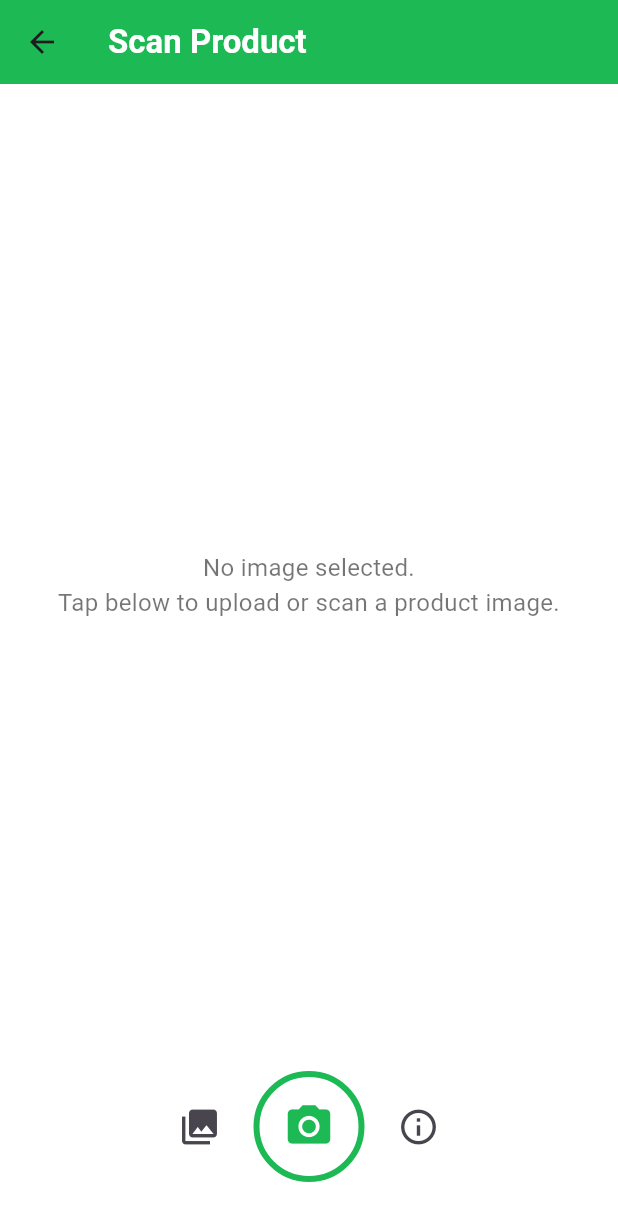
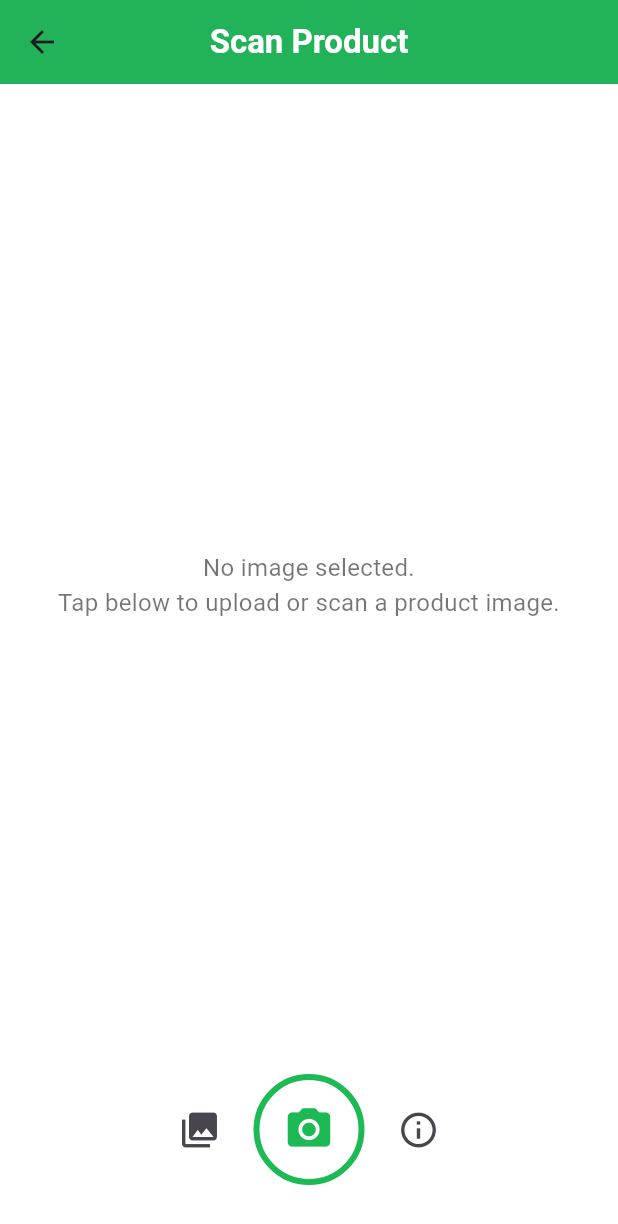
Before and after one commit to Yunowho07/ecopilot_test, a Flutter app: the ScanScreen screen opened directly, on a phone screen of 412 x 824 dp. Shown: the top 1224 px of the screen. Run offline on Flutter 3.47's test engine with Material 3 defaults, Android fonts, the phone set to English and light mode, and no system bars; our stand-ins replace cached_network_image, cloud_firestore, firebase_auth, firebase_core, firebase_storage, flutter_dotenv and 8 more; missing offline and left inert: flutter_facebook_auth; accounts and stored records are empty.

Commit message:
first commit

```diff
--- a/lib/screens/alternative_screen.dart
+++ b/lib/screens/alternative_screen.dart
@@ -1,4 +1,6 @@
 import 'package:flutter/material.dart';
+
+const Color _kPrimaryGreenAlt = Color(0xFF1DB954);
 
 class AlternativeScreen extends StatelessWidget {
   const AlternativeScreen({Key? key}) : super(key: key);
@@ -7,8 +9,10 @@ class AlternativeScreen extends StatelessWidget {
   Widget build(BuildContext context) {
     return Scaffold(
       appBar: AppBar(
+        centerTitle: true,
         title: const Text('Better Alternatives'),
-        backgroundColor: const Color(0xFF1DB954),
+        backgroundColor: _kPrimaryGreenAlt,
+        elevation: 2,
       ),
       body: Padding(
         padding: const EdgeInsets.all(16.0),
@@ -25,14 +29,29 @@ class AlternativeScreen extends StatelessWidget {
                 children: List.generate(
                   6,
                   (i) => Card(
+                    elevation: 2,
+                    shape: RoundedRectangleBorder(
+                      borderRadius: BorderRadius.circular(12),
+                    ),
+                    margin: const EdgeInsets.symmetric(vertical: 8),
                     child: ListTile(
-                      leading: const Icon(Icons.eco, color: Colors.green),
+                      leading: CircleAvatar(
+                        backgroundColor: _kPrimaryGreenAlt.withOpacity(0.12),
+                        child: const Icon(Icons.eco, color: _kPrimaryGreenAlt),
+                      ),
                       title: Text('Alternative Product ${i + 1}'),
                       subtitle: const Text(
                         'Eco-friendly, recyclable packaging',
                       ),
                       trailing: ElevatedButton(
                         onPressed: () {},
+                        style: ElevatedButton.styleFrom(
+                          backgroundColor: _kPrimaryGreenAlt,
+                          padding: const EdgeInsets.symmetric(
+                            horizontal: 18,
+                            vertical: 10,
+                          ),
+                        ),
                         child: const Text('View'),
                       ),
                     ),
--- a/lib/screens/scan_screen.dart
+++ b/lib/screens/scan_screen.dart
@@ -3,12 +3,18 @@ import 'package:flutter/material.dart';
 import 'package:image_picker/image_picker.dart';
 import 'package:flutter_dotenv/flutter_dotenv.dart';
 import 'package:google_generative_ai/google_generative_ai.dart';
-import 'package:firebase_core/firebase_core.dart';
 import 'package:cloud_firestore/cloud_firestore.dart';
 import 'package:firebase_auth/firebase_auth.dart';
 import 'package:firebase_storage/firebase_storage.dart';
 import 'package:intl/intl.dart';
 import 'alternative_screen.dart';
+
+// Style constants for easy tuning
+const Color _kPrimaryGreen = Color(0xFF1DB954);
+const Color _kAccentYellow = Color(0xFFFFC300);
+const double _kCardRadius = 16.0;
+const double _kResultBorderWidth = 3.0;
+const double _kContentPadding = 14.0;
 
 class ScanScreen extends StatefulWidget {
   const ScanScreen({Key? key}) : super(key: key);
@@ -193,11 +199,21 @@ You are an eco-expert AI. Analyze the uploaded product image and describe clearl
         children: [
           Container(
             width: double.infinity,
-            padding: const EdgeInsets.all(16),
+            padding: const EdgeInsets.all(_kContentPadding),
             decoration: BoxDecoration(
               color: Colors.black,
-              borderRadius: BorderRadius.circular(18),
-              border: Border.all(color: const Color(0xFF1DB954), width: 4),
+              borderRadius: BorderRadius.circular(_kCardRadius + 2),
+              border: Border.all(
+                color: _kPrimaryGreen,
+                width: _kResultBorderWidth,
+              ),
+              boxShadow: [
+                BoxShadow(
+                  color: Colors.black.withOpacity(0.2),
+                  blurRadius: 8,
+                  offset: const Offset(0, 2),
+                ),
+              ],
             ),
             child: Column(
               crossAxisAlignment: CrossAxisAlignment.start,
@@ -211,20 +227,24 @@ You are an eco-expert AI. Analyze the uploaded product image and describe clearl
                         style: const TextStyle(
                           color: Colors.white,
                           fontSize: 20,
-                          fontWeight: FontWeight.bold,
+                          fontWeight: FontWeight.w700,
                         ),
                       ),
                     ),
                     if (_lastSavedResult != null &&
                         _lastSavedResult!['raw'] != null)
                       SizedBox(
-                        width: 48,
-                        height: 48,
+                        width: 56,
+                        height: 56,
                         child:
                             _lastSavedResult!['raw']['image_url'] != null &&
                                 _lastSavedResult!['raw']['image_url'] != ''
-                            ? Image.network(
-                                _lastSavedResult!['raw']['image_url'],
+                            ? ClipRRect(
+                                borderRadius: BorderRadius.circular(8),
+                                child: Image.network(
+                                  _lastSavedResult!['raw']['image_url'],
+                                  fit: BoxFit.cover,
+                                ),
                               )
                             : const SizedBox.shrink(),
                       ),
@@ -232,13 +252,13 @@ You are an eco-expert AI. Analyze the uploaded product image and describe clearl
                 ),
                 const SizedBox(height: 12),
                 Text(
-                  'Category: ${_lastSavedResult?['raw']?['category'] ?? 'Personal Care (Sunscreen)'}',
-                  style: const TextStyle(color: Colors.white70),
+                  'Category: ${_lastSavedResult?['raw']?['category'] ?? 'Personal Care (Sunscreen)'},',
+                  style: const TextStyle(color: Colors.white70, height: 1.3),
                 ),
                 const SizedBox(height: 8),
                 Text(
                   'Ingredients: ${_lastSavedResult?['raw']?['ingredients'] ?? 'Ingredients not available'}',
-                  style: const TextStyle(color: Colors.white70),
+                  style: const TextStyle(color: Colors.white70, height: 1.3),
                 ),
                 const SizedBox(height: 12),
                 const Text(
@@ -307,15 +327,24 @@ You are an eco-expert AI. Analyze the uploaded product image and describe clearl
             padding: const EdgeInsets.all(12),
             decoration: BoxDecoration(
               color: Colors.white,
-              borderRadius: BorderRadius.circular(12),
-              border: Border.all(color: const Color(0xFFFFC300), width: 4),
+              borderRadius: BorderRadius.circular(_kCardRadius),
+              border: Border.all(
+                color: _kAccentYellow,
+                width: _kResultBorderWidth,
+              ),
+              boxShadow: [
+                BoxShadow(
+                  color: Colors.black.withOpacity(0.05),
+                  blurRadius: 6,
+                  offset: const Offset(0, 2),
+                ),
+              ],
             ),
             child: Row(
               children: [
                 Expanded(
                   child: ElevatedButton.icon(
                     onPressed: () {
-                      // placeholder: recipe ideas
                       ScaffoldMessenger.of(context).showSnackBar(
                         const SnackBar(content: Text('Recipe Ideas')),
                       );
@@ -323,7 +352,11 @@ You are an eco-expert AI. Analyze the uploaded product image and describe clearl
                     icon: const Icon(Icons.restaurant_menu),
                     label: const Text('Recipe Ideas'),
                     style: ElevatedButton.styleFrom(
-                      backgroundColor: Colors.blue,
+                      backgroundColor: Colors.blue.shade700,
+                      padding: const EdgeInsets.symmetric(vertical: 12),
+                      shape: RoundedRectangleBorder(
+                        borderRadius: BorderRadius.circular(8),
+                      ),
                     ),
                   ),
                 ),
@@ -331,7 +364,6 @@ You are an eco-expert AI. Analyze the uploaded product image and describe clearl
                 Expanded(
                   child: ElevatedButton.icon(
                     onPressed: () {
-                      // Navigate to Alternative screen
                       Navigator.of(context).push(
                         MaterialPageRoute(
                           builder: (_) => const AlternativeScreen(),
@@ -341,7 +373,11 @@ You are an eco-expert AI. Analyze the uploaded product image and describe clearl
                     icon: const Icon(Icons.nature),
                     label: const Text('Better Alternative'),
                     style: ElevatedButton.styleFrom(
-                      backgroundColor: Colors.green,
+                      backgroundColor: _kPrimaryGreen,
+                      padding: const EdgeInsets.symmetric(vertical: 12),
+                      shape: RoundedRectangleBorder(
+                        borderRadius: BorderRadius.circular(8),
+                      ),
                     ),
                   ),
                 ),
@@ -354,7 +390,6 @@ You are an eco-expert AI. Analyze the uploaded product image and describe clearl
               Expanded(
                 child: OutlinedButton.icon(
                   onPressed: () async {
-                    // Persist and return to Home as recent activity
                     try {
                       if (_lastSavedResult != null) {
                         Navigator.of(context).pop(_lastSavedResult);
@@ -367,18 +402,22 @@ You are an eco-expert AI. Analyze the uploaded product image and describe clearl
                   },
                   icon: const Icon(Icons.bookmark_add),
                   label: const Text('Add to Recent'),
+                  style: OutlinedButton.styleFrom(
+                    padding: const EdgeInsets.symmetric(vertical: 14),
+                    side: BorderSide(color: _kPrimaryGreen, width: 1.5),
+                  ),
                 ),
               ),
               const SizedBox(width: 12),
               Expanded(
                 child: ElevatedButton(
                   onPressed: () {
-                    // Close scan screen
                     Navigator.of(context).pop();
                   },
                   child: const Text('Done'),
                   style: ElevatedButton.styleFrom(
-                    backgroundColor: Colors.deepPurple,
+                    backgroundColor: Colors.deepPurple.shade400,
+                    padding: const EdgeInsets.symmetric(vertical: 14),
                   ),
                 ),
               ),
@@ -408,16 +447,18 @@ You are an eco-expert AI. Analyze the uploaded product image and describe clearl
   Widget build(BuildContext context) {
     return Scaffold(
       appBar: AppBar(
+        centerTitle: true,
         title: const Text(
           'Scan Product',
           style: TextStyle(color: Colors.white, fontWeight: FontWeight.w600),
         ),
-        backgroundColor: const Color(0xFF1DB954),
+        backgroundColor: _kPrimaryGreen,
+        elevation: 2,
       ),
       backgroundColor: Colors.white,
       body: SafeArea(
         child: Padding(
-          padding: const EdgeInsets.all(16),
+          padding: const EdgeInsets.all(_kContentPadding),
           child: Column(
             crossAxisAlignment: CrossAxisAlignment.center,
             children: [
@@ -425,9 +466,7 @@ You are an eco-expert AI. Analyze the uploaded product image and describe clearl
               Expanded(
                 child: Center(
                   child: _isLoading
-                      ? const CircularProgressIndicator(
-                          color: Color(0xFF1DB954),
-                        )
+                      ? CircularProgressIndicator(color: _kPrimaryGreen)
                       : _buildImagePreview(),
                 ),
               ),
@@ -449,17 +488,14 @@ You are an eco-expert AI. Analyze the uploaded product image and describe clearl
                       height: 74,
                       decoration: BoxDecoration(
                         shape: BoxShape.circle,
-                        border: Border.all(
-                          color: const Color(0xFF1DB954),
-                          width: 4,
-                        ),
+                        border: Border.all(color: _kPrimaryGreen, width: 4),
                         color: Colors.white,
                       ),
-                      child: const Center(
+                      child: Center(
                         child: Icon(
                           Icons.camera_alt,
                           size: 34,
-                          color: Color(0xFF1DB954),
+                          color: _kPrimaryGreen,
                         ),
                       ),
                     ),
```
